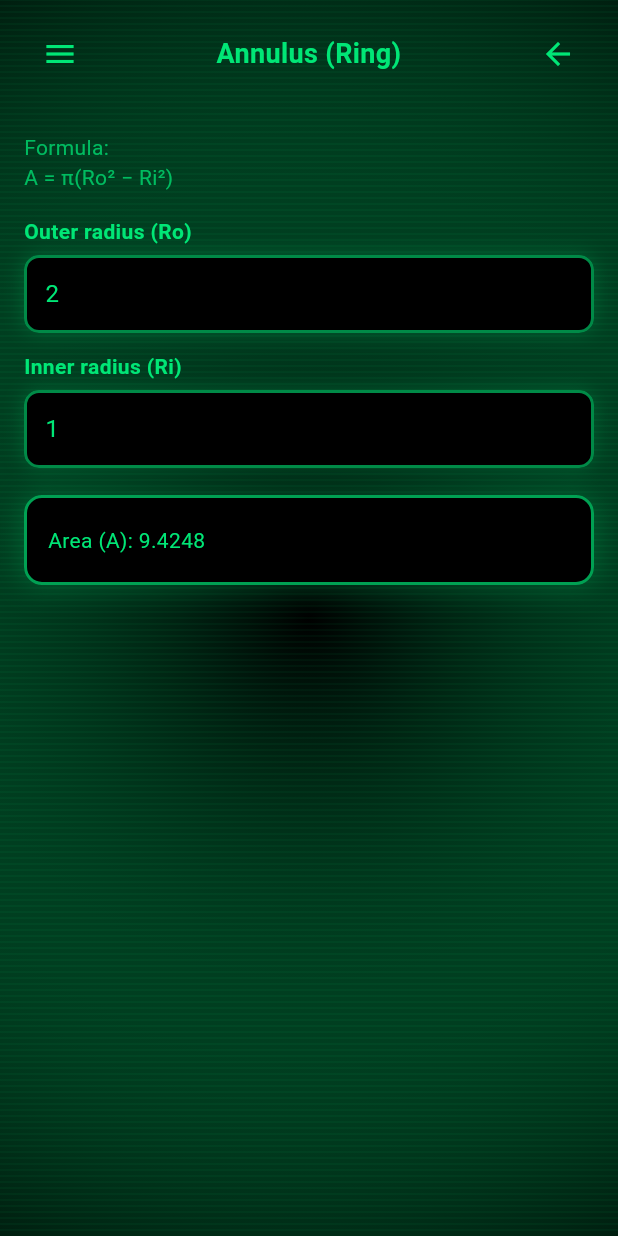
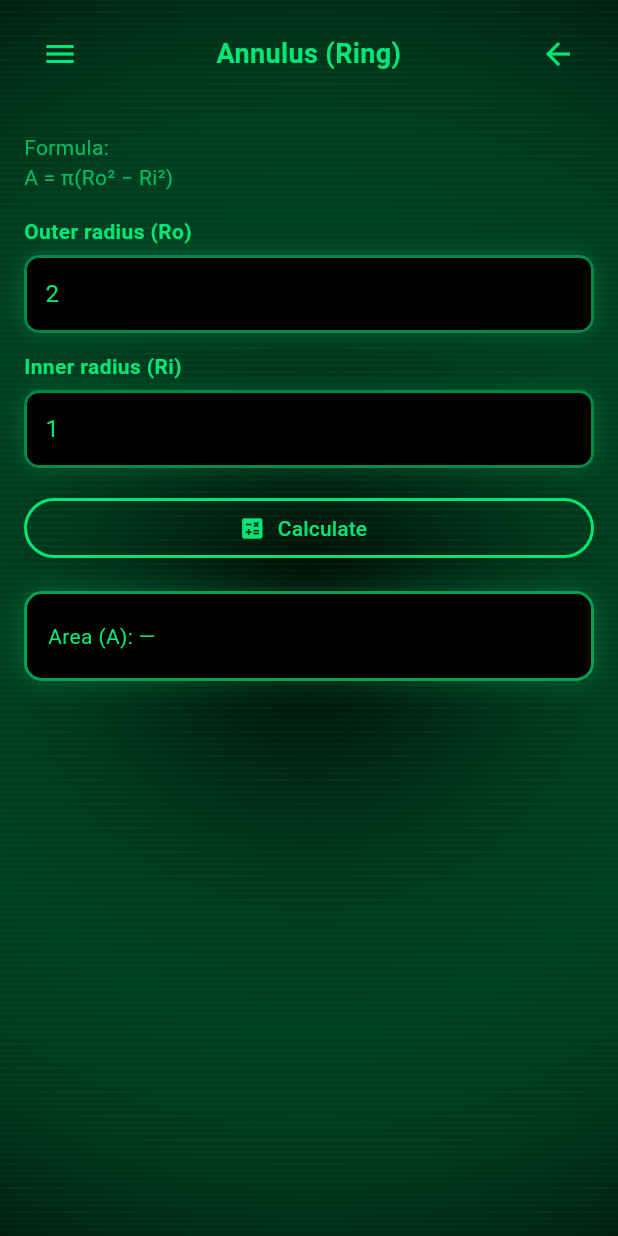
Before and after one commit to JvSlice/Ultimate-Window-Engineer-Tool, a Flutter app: the AnnulusPage screen opened directly, on a phone screen of 412 x 824 dp. Run offline on Flutter 3.47's test engine with Material 3 defaults, Android fonts, the phone set to English and light mode, and no system bars; our stand-ins replace shared_preferences; accounts and stored records are empty.

Commit message:
Update annulus_page.dart
adding calc button

```diff
--- a/lib/reference/shapes/annulus_page.dart
+++ b/lib/reference/shapes/annulus_page.dart
@@ -2,6 +2,7 @@ import 'dart:math';
 import 'package:flutter/material.dart';
 import '../../terminal_scaffold.dart';
 import '../../widgets/terminal_fields.dart';
+import '../../widgets/calc_button.dart';
 
 class AnnulusPage extends StatefulWidget {
   const AnnulusPage({super.key});
@@ -14,7 +15,28 @@ class _AnnulusPageState extends State<AnnulusPage> {
   final roCtrl = TextEditingController(text: "2");
   final riCtrl = TextEditingController(text: "1");
 
+  double? area;
+  String? warning;
+
   double? _p(TextEditingController c) => double.tryParse(c.text.trim());
+
+  void _calculate() {
+    final ro = _p(roCtrl);
+    final ri = _p(riCtrl);
+
+    setState(() {
+      warning = null;
+      area = null;
+
+      if (ro != null && ri != null) {
+        if (ri > ro) {
+          warning = "Inner radius must be ≤ outer radius";
+        } else {
+          area = pi * (ro * ro - ri * ri);
+        }
+      }
+    });
+  }
 
   @override
   void dispose() {
@@ -26,19 +48,6 @@ class _AnnulusPageState extends State<AnnulusPage> {
   @override
   Widget build(BuildContext context) {
     final accent = Theme.of(context).colorScheme.primary;
-    final ro = _p(roCtrl);
-    final ri = _p(riCtrl);
-
-    double? area;
-    String? warning;
-
-    if (ro != null && ri != null) {
-      if (ri > ro) {
-        warning = "Inner radius must be ≤ outer radius";
-      } else {
-        area = pi * (ro * ro - ri * ri);
-      }
-    }
 
     return TerminalScaffold(
       title: "Annulus (Ring)",
@@ -50,17 +59,44 @@ class _AnnulusPageState extends State<AnnulusPage> {
               "Formula:\nA = π(Ro² − Ri²)",
               style: TextStyle(color: accent.withValues(alpha: 0.75)),
             ),
+
             const SizedBox(height: 16),
-            terminalNumberField(accent: accent, label: "Outer radius (Ro)", hint: "units", controller: roCtrl),
+
+            terminalNumberField(
+              accent: accent,
+              label: "Outer radius (Ro)",
+              hint: "units",
+              controller: roCtrl,
+            ),
+
             const SizedBox(height: 12),
-            terminalNumberField(accent: accent, label: "Inner radius (Ri)", hint: "units", controller: riCtrl),
+
+            terminalNumberField(
+              accent: accent,
+              label: "Inner radius (Ri)",
+              hint: "units",
+              controller: riCtrl,
+            ),
+
+            const SizedBox(height: 16),
+
+            terminalCalcButton(
+              accent: accent,
+              onPressed: _calculate,
+            ),
+
             const SizedBox(height: 18),
+
             if (warning != null)
-              Text(warning!, style: TextStyle(color: accent.withValues(alpha: 0.8))),
+              Text(
+                warning!,
+                style: TextStyle(color: accent.withValues(alpha: 0.8)),
+              ),
+
             terminalResultCard(
               accent: accent,
               lines: [
-                if (area == null) "Area (A): —" else "Area (A): ${area.toStringAsFixed(4)}",
+                "Area (A): ${area == null ? '—' : area!.toStringAsFixed(4)}",
               ],
             ),
           ],
```
